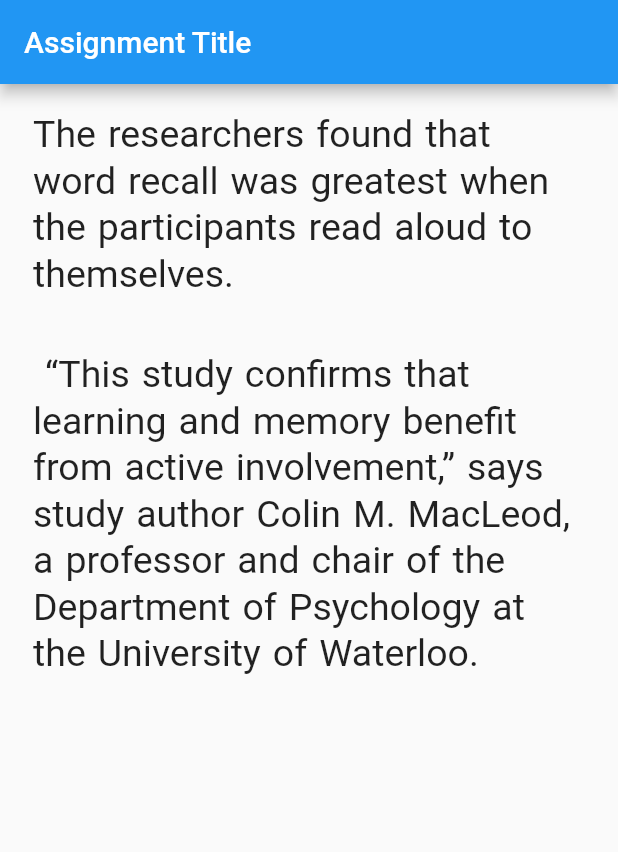
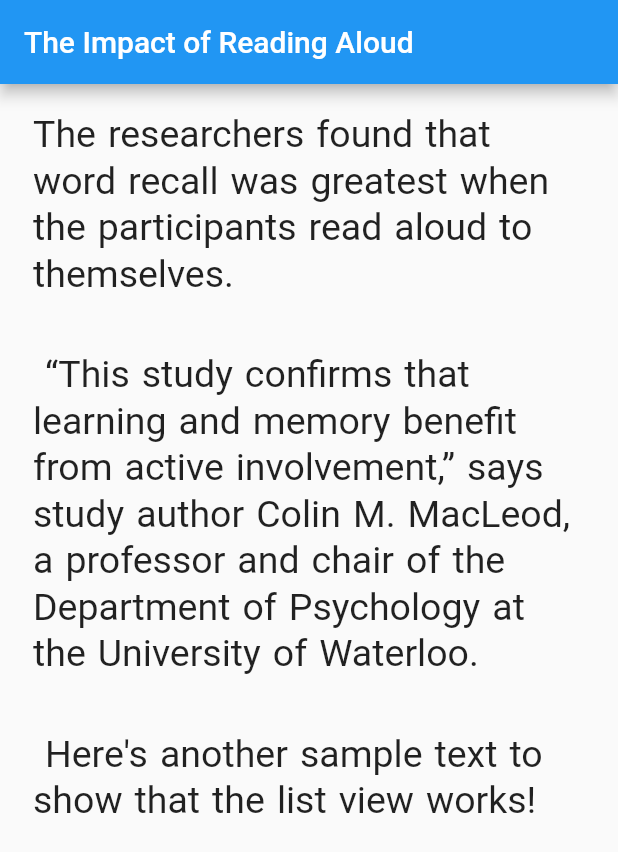
Before and after one commit to ivyla/flutterstringprocessor, a Flutter app: the screen it shows after launch, on a phone screen of 412 x 824 dp. Shown: the top 852 px of the screen. Run offline on Flutter 3.47's test engine with Material 2 defaults, Android fonts, the phone set to English and light mode, and no system bars.

```diff
--- a/string_processor/lib/main.dart
+++ b/string_processor/lib/main.dart
@@ -7,7 +7,7 @@ void main() {
 
 class MyApp extends StatelessWidget {
   String fullText =
-      '''The researchers found that word recall was greatest when the participants read aloud to themselves. \n “This study confirms that learning and memory benefit from active involvement,” says study author Colin M. MacLeod, a professor and chair of the Department of Psychology at the University of Waterloo.''';
+      '''The researchers found that word recall was greatest when the participants read aloud to themselves. \n “This study confirms that learning and memory benefit from active involvement,” says study author Colin M. MacLeod, a professor and chair of the Department of Psychology at the University of Waterloo. \n Here's another sample text to show that the list view works!''';
   @override
   Widget build(BuildContext context) {
     var stringLists = fullText.split("\n");
@@ -20,9 +20,9 @@ class MyApp extends StatelessWidget {
       ),
       home: Scaffold(
           appBar: AppBar(
-            title: Text('Assignment Title'),
+            title: Text('The Impact of Reading Aloud'),
           ),
-          body: ListView.builder(
+          body: new ListView.builder(
               itemCount: stringLists.length,
               itemBuilder: (BuildContext context, int index) {
                 // Paragraph
--- a/string_processor/lib/widgets/word.dart
+++ b/string_processor/lib/widgets/word.dart
@@ -21,9 +21,10 @@ class _WordState extends State<Word> {
   }
 
   _handlePress() {
-    if (clicks == 2) {
+    if (clicks >= 2) {
       setState(() => clicks = 0);
     } else if (clicks == 1) {
+      setState(() => clicks = clicks + 1);
       return showDialog(
           context: context,
           builder: (BuildContext context) {
```
Also changed, not shown: string_processor/assets/fonts/OpenSans-Bold.ttf (added), string_processor/assets/fonts/OpenSans-BoldItalic.ttf (added), string_processor/assets/fonts/OpenSans-ExtraBold.ttf (added), string_processor/assets/fonts/OpenSans-ExtraBoldItalic.ttf (added), string_processor/assets/fonts/OpenSans-Italic.ttf (added), string_processor/assets/fonts/OpenSans-Light.ttf (added), string_processor/assets/fonts/OpenSans-LightItalic.ttf (added), string_processor/assets/fonts/OpenSans-Regular.ttf (added), string_processor/assets/fonts/OpenSans-SemiBold.ttf (added), string_processor/assets/fonts/OpenSans-SemiBoldItalic.ttf (added).
